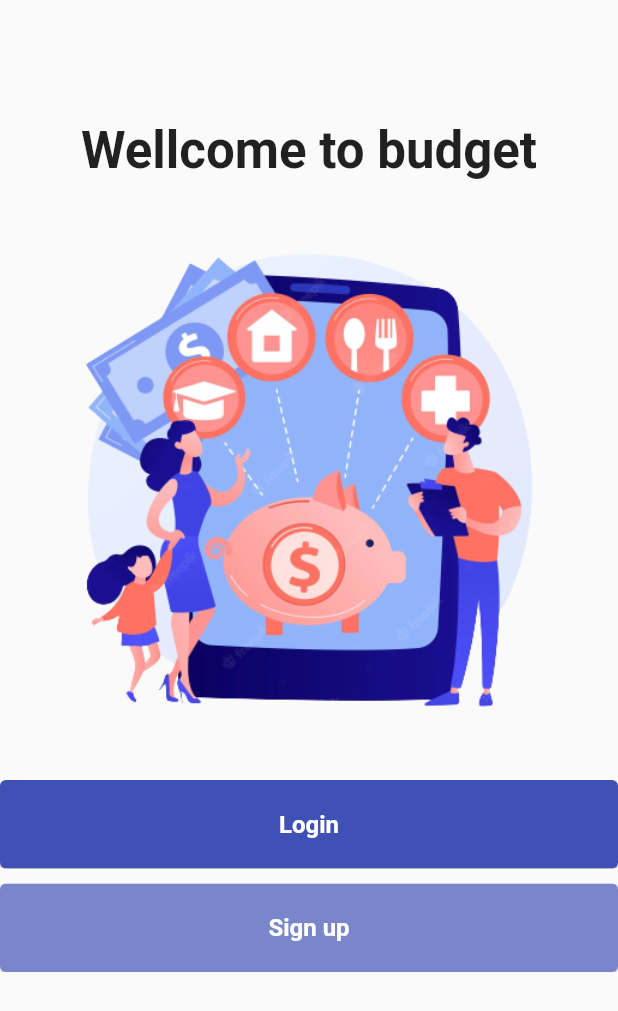
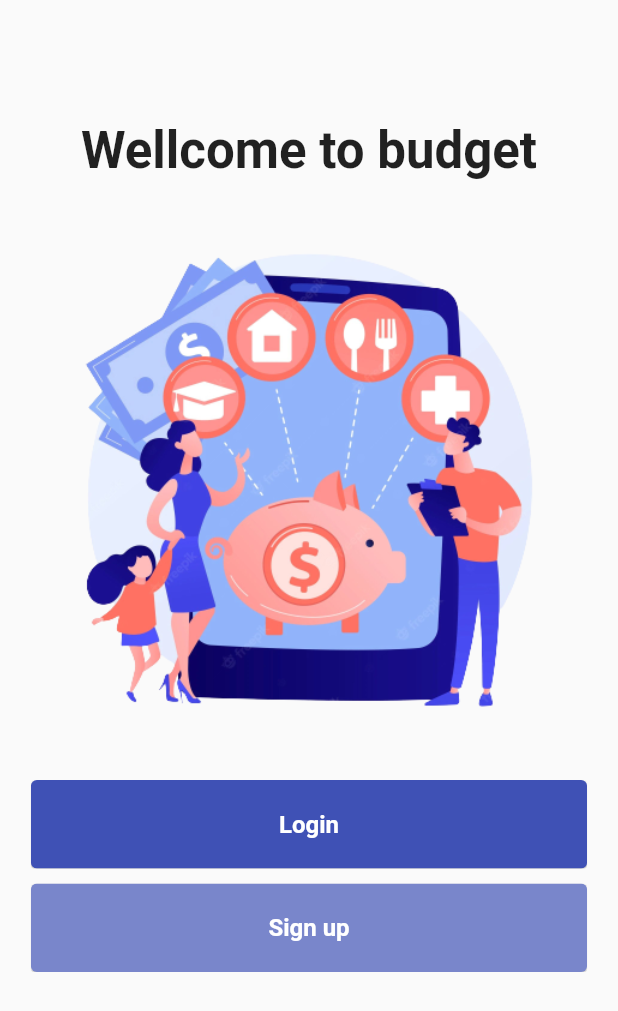
Before and after one commit to ReiPano/flutter-budget-app, a Flutter app: the Welcome screen opened directly, on a phone screen of 412 x 824 dp. Shown: the top 1011 px of the screen. Run offline on Flutter 3.47's test engine with Material 2 defaults, Android fonts, the phone set to English and light mode, and no system bars; our stand-ins replace flutter_secure_storage; accounts and stored records are empty.

Commit message:
Fixed width of th button. Added some mocked auth.

```diff
--- a/lib/main.dart
+++ b/lib/main.dart
@@ -28,14 +28,14 @@ class _BudgetAppState extends State<BudgetApp> {
   initAppState() async {
     String? jwtToken = await getJWTAuthToken();
     if (jwtToken != null) {
-      bool isValid = await verifyJWTToken(token);
+      bool isValid = await verifyJWTToken(jwtToken);
       if (!isValid) {
         removeJWTAuthToken();
       }
     }
     Future.delayed(const Duration(seconds: 3), () {
       setState(() {
-        token = jwtToken;
+        token = jwtToken ?? '123131';
         loading = false;
       });
     });
--- a/lib/service/auth_service.dart
+++ b/lib/service/auth_service.dart
@@ -1,6 +1,4 @@
 import 'dart:async';
-
-import 'package:flutter/material.dart';
 import 'package:flutter_secure_storage/flutter_secure_storage.dart';
 
 const tokenKey = 'TOKEN_KEY';
@@ -22,5 +20,7 @@ removeJWTAuthToken() async {
 
 Future<bool> verifyJWTToken(token) async {
   //TODO: Implement auth
-  return await Future.delayed(const Duration(seconds: 3), (() => token != ''));
+  return await Future.delayed(
+          const Duration(seconds: 3), (() => token != '')) ||
+      true;
 }
--- a/lib/shared/rounded_button.dart
+++ b/lib/shared/rounded_button.dart
@@ -17,7 +17,7 @@ class _RoundedButtomState extends State<RoundedButtom> {
     Size size = MediaQuery.of(context).size;
     return Container(
       margin: const EdgeInsets.only(bottom: 10),
-      width: size.width,
+      width: size.width * 0.9,
       child: ClipRRect(
         borderRadius: BorderRadius.circular(2),
         child: ElevatedButton(
```
